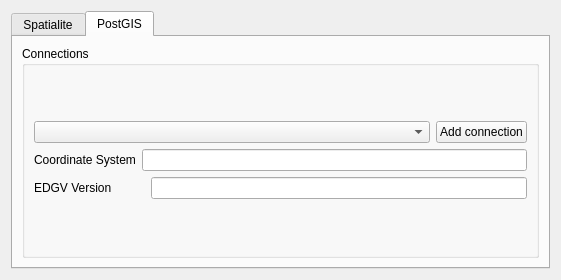
Before: the Qt Designer form CustomWidgets/connectionWidget.ui in dsgoficial/DsgTools, drawn with Qt 5.
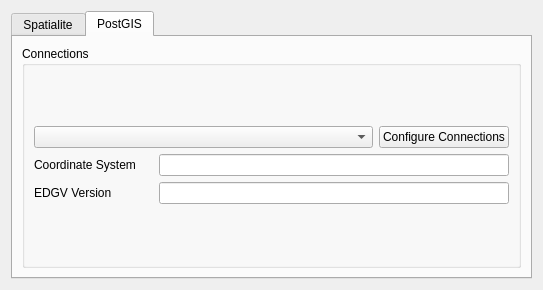
After: the same form once the commit is applied. The open tabs and pages were chosen to show the change.

```diff
--- a/CustomWidgets/connectionWidget.ui
+++ b/CustomWidgets/connectionWidget.ui
@@ -6,8 +6,8 @@
    <rect>
     <x>0</x>
     <y>0</y>
-    <width>561</width>
-    <height>280</height>
+    <width>543</width>
+    <height>290</height>
    </rect>
   </property>
   <property name="windowTitle">
@@ -154,7 +154,7 @@
                  </sizepolicy>
                 </property>
                 <property name="text">
-                 <string>Add connection</string>
+                 <string>Configure Connections</string>
                 </property>
                </widget>
               </item>
@@ -170,7 +170,36 @@
                </widget>
               </item>
               <item>
-               <widget class="QLineEdit" name="postGISCrsEdit"/>
+               <spacer name="horizontalSpacer_5">
+                <property name="orientation">
+                 <enum>Qt::Horizontal</enum>
+                </property>
+                <property name="sizeType">
+                 <enum>QSizePolicy::Expanding</enum>
+                </property>
+                <property name="sizeHint" stdset="0">
+                 <size>
+                  <width>11</width>
+                  <height>20</height>
+                 </size>
+                </property>
+               </spacer>
+              </item>
+              <item>
+               <widget class="QLineEdit" name="postGISCrsEdit">
+                <property name="sizePolicy">
+                 <sizepolicy hsizetype="Minimum" vsizetype="Fixed">
+                  <horstretch>0</horstretch>
+                  <verstretch>0</verstretch>
+                 </sizepolicy>
+                </property>
+                <property name="minimumSize">
+                 <size>
+                  <width>350</width>
+                  <height>0</height>
+                 </size>
+                </property>
+               </widget>
               </item>
              </layout>
             </item>
@@ -189,18 +218,31 @@
                  <enum>Qt::Horizontal</enum>
                 </property>
                 <property name="sizeType">
-                 <enum>QSizePolicy::Fixed</enum>
+                 <enum>QSizePolicy::Expanding</enum>
                 </property>
                 <property name="sizeHint" stdset="0">
                  <size>
-                  <width>33</width>
+                  <width>40</width>
                   <height>20</height>
                  </size>
                 </property>
                </spacer>
               </item>
               <item>
-               <widget class="QLineEdit" name="edgvPostgisVersionEdit"/>
+               <widget class="QLineEdit" name="edgvPostgisVersionEdit">
+                <property name="sizePolicy">
+                 <sizepolicy hsizetype="Minimum" vsizetype="Fixed">
+                  <horstretch>0</horstretch>
+                  <verstretch>0</verstretch>
+                 </sizepolicy>
+                </property>
+                <property name="minimumSize">
+                 <size>
+                  <width>350</width>
+                  <height>0</height>
+                 </size>
+                </property>
+               </widget>
               </item>
              </layout>
             </item>
```
Left out of the diff: 4 changed lines with no effect on the pictures.
